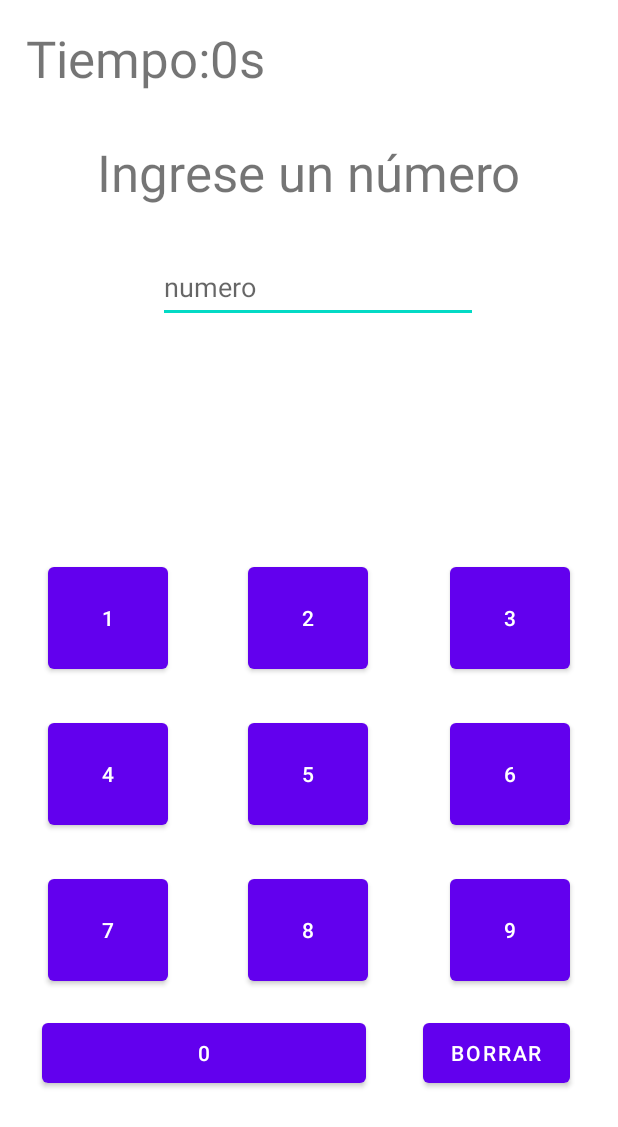
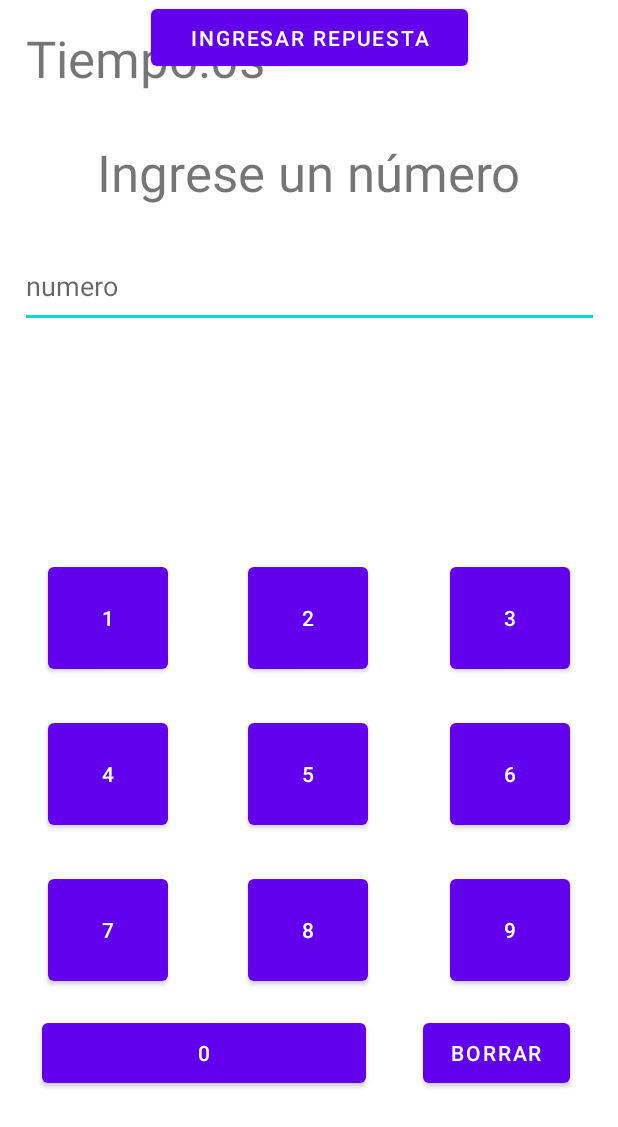
Before and after one commit to creyesvera/ProyectoPST_Android, an Android app: the layout activity_teclado_numerico.xml on its own in the app's theme, with its tools: preview values and no code run, on a phone screen of 412 x 824 dp. Shown: the top 1127 px of the screen. Run offline under Robolectric (Android 15) with nearby library versions, the phone set to English and light mode, and no system bars.

```diff
--- a/app/src/main/res/layout/activity_teclado_numerico.xml
+++ b/app/src/main/res/layout/activity_teclado_numerico.xml
@@ -153,16 +153,27 @@
 
     <EditText
         android:id="@+id/number"
-        android:layout_width="wrap_content"
-        android:layout_height="wrap_content"
-        android:layout_marginStart="107dp"
-        android:layout_marginTop="30dp"
-        android:layout_marginEnd="95dp"
+        android:layout_width="386dp"
+        android:layout_height="56dp"
+        android:layout_marginStart="2dp"
+        android:layout_marginTop="25dp"
+        android:layout_marginEnd="1dp"
         android:ems="10"
         android:hint="numero"
         android:inputType="textPersonName"
-        android:minHeight="48dp"
         app:layout_constraintEnd_toEndOf="parent"
         app:layout_constraintStart_toStartOf="parent"
         app:layout_constraintTop_toBottomOf="@+id/textView8" />
+
+    <Button
+        android:id="@+id/btnRepuesta"
+        android:layout_width="211dp"
+        android:layout_height="50dp"
+        android:layout_marginStart="100dp"
+        android:layout_marginEnd="100dp"
+        android:text="Ingresar Repuesta"
+        app:layout_constraintEnd_toEndOf="parent"
+        app:layout_constraintStart_toStartOf="parent"
+        tools:layout_editor_absoluteY="655dp" />
+
 </androidx.constraintlayout.widget.ConstraintLayout>
```
Also changed, not shown: app/src/main/java/com/example/proyectopst/TecladoNumerico.java (+6 -10 lines).
